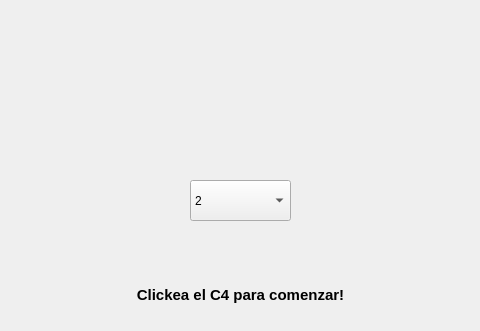
First picture: the form in mainwindow.ui, repository lucaspaupie/tp-poo-oca, before the edit; both pictures show x 410 to 890 and y 120 to 451 of the 1280 by 720 pixel window.
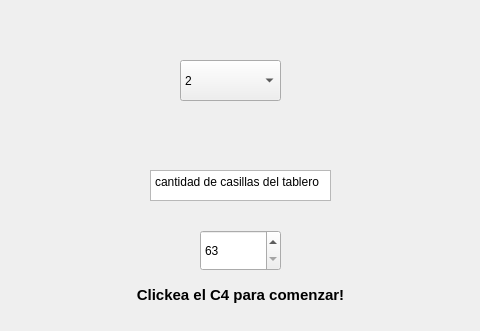
Second picture: the form after the edit. The open tabs and pages were chosen to show the change. Icons and pictures are not drawn.

Commit message: ocultar casillas no terminado

Patch:
```diff
--- a/mainwindow.ui
+++ b/mainwindow.ui
@@ -102,8 +102,8 @@
      <widget class="QComboBox" name="numpj">
       <property name="geometry">
        <rect>
-        <x>600</x>
-        <y>300</y>
+        <x>590</x>
+        <y>180</y>
         <width>101</width>
         <height>41</height>
        </rect>
@@ -173,6 +173,42 @@
 &lt;p align=&quot;center&quot; style=&quot; margin-top:0px; margin-bottom:0px; margin-left:0px; margin-right:0px; -qt-block-indent:0; text-indent:0px;&quot;&gt;&lt;span style=&quot; font-size:11pt; font-weight:700; color:#000000;&quot;&gt;Clickea el C4 para comenzar!&lt;/span&gt;&lt;/p&gt;&lt;/body&gt;&lt;/html&gt;</string>
       </property>
      </widget>
+     <widget class="QTextEdit" name="textEdit">
+      <property name="geometry">
+       <rect>
+        <x>560</x>
+        <y>290</y>
+        <width>181</width>
+        <height>31</height>
+       </rect>
+      </property>
+      <property name="html">
+       <string>&lt;!DOCTYPE HTML PUBLIC &quot;-//W3C//DTD HTML 4.0//EN&quot; &quot;http://www.w3.org/TR/REC-html40/strict.dtd&quot;&gt;
+&lt;html&gt;&lt;head&gt;&lt;meta name=&quot;qrichtext&quot; content=&quot;1&quot; /&gt;&lt;meta charset=&quot;utf-8&quot; /&gt;&lt;style type=&quot;text/css&quot;&gt;
+p, li { white-space: pre-wrap; }
+hr { height: 1px; border-width: 0; }
+li.unchecked::marker { content: &quot;\2610&quot;; }
+li.checked::marker { content: &quot;\2612&quot;; }
+&lt;/style&gt;&lt;/head&gt;&lt;body style=&quot; font-family:'Segoe UI'; font-size:9pt; font-weight:400; font-style:normal;&quot;&gt;
+&lt;p style=&quot; margin-top:0px; margin-bottom:0px; margin-left:0px; margin-right:0px; -qt-block-indent:0; text-indent:0px;&quot;&gt;cantidad de casillas del tablero&lt;/p&gt;&lt;/body&gt;&lt;/html&gt;</string>
+      </property>
+     </widget>
+     <widget class="QSpinBox" name="spinCasillas">
+      <property name="geometry">
+       <rect>
+        <x>610</x>
+        <y>350</y>
+        <width>81</width>
+        <height>41</height>
+       </rect>
+      </property>
+      <property name="minimum">
+       <number>63</number>
+      </property>
+      <property name="maximum">
+       <number>90</number>
+      </property>
+     </widget>
     </widget>
     <widget class="QWidget" name="tablero">
      <property name="styleSheet">
```
Left out of the diff: 2 changed lines with no effect on the pictures. The commit also changes 3 other files.
